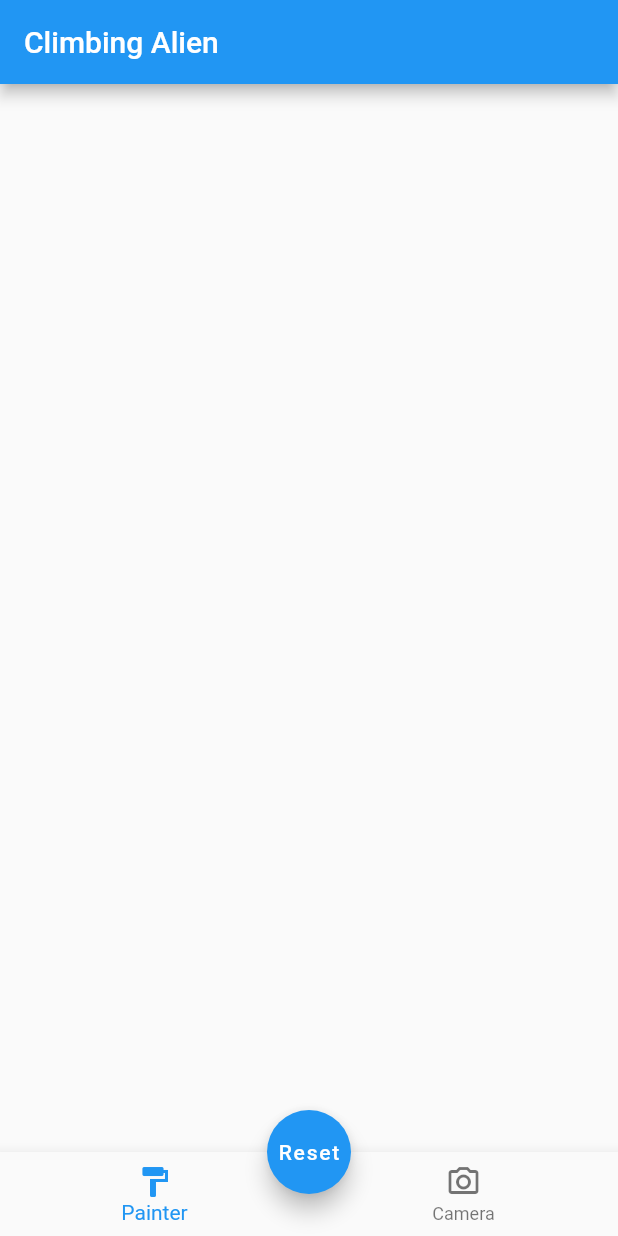
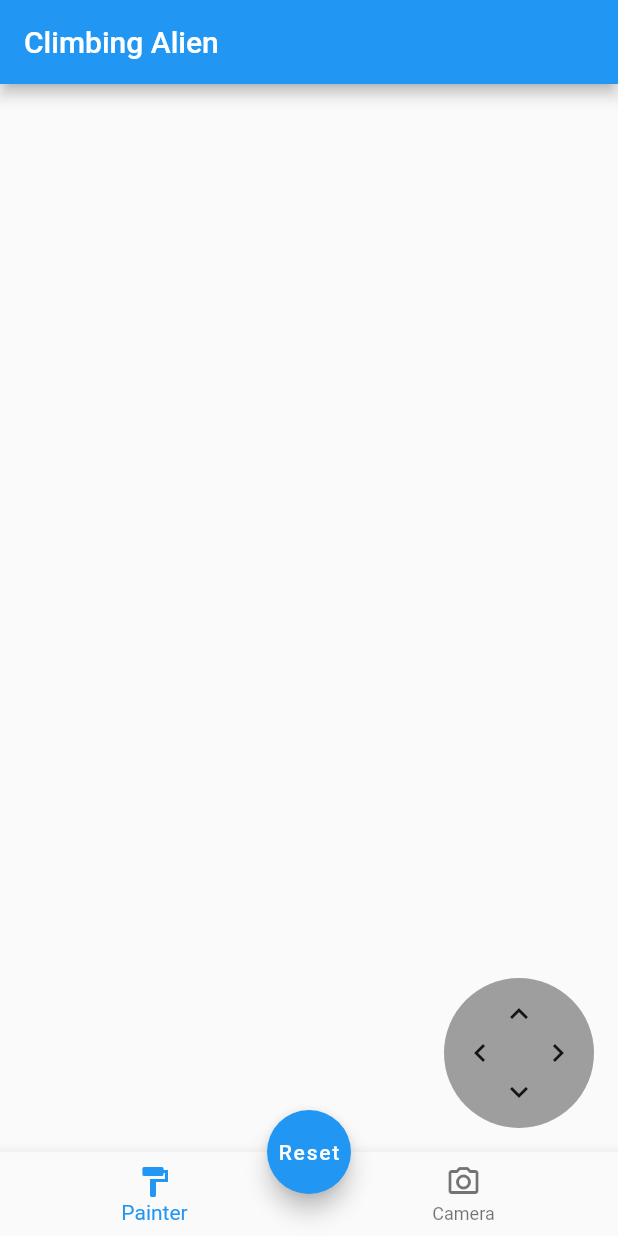
Before and after one commit to lectary/ClimbingAlien, a Flutter app: the screen it shows after launch, on a phone screen of 412 x 824 dp. Run offline on Flutter 3.47's test engine with Material 2 defaults, Android fonts, the phone set to English and light mode, and no system bars; our stand-ins replace camera.

Commit message:
Adding skeleton of a self implemented gamepad

```diff
--- a/lib/views/home_screen.dart
+++ b/lib/views/home_screen.dart
@@ -3,6 +3,7 @@ import 'dart:io';
 import 'package:climbing_alien/viewmodels/image_view_model.dart';
 import 'package:climbing_alien/views/climbing_alien_painter.dart';
 import 'package:climbing_alien/widgets/camera_widget.dart';
+import 'package:climbing_alien/widgets/control_button.dart';
 import 'package:flutter/cupertino.dart';
 import 'package:flutter/material.dart';
 import 'package:provider/provider.dart';
@@ -71,6 +72,18 @@ class _HomeScreenState extends State<HomeScreen> {
         children: [
           _buildBackgroundImage(),
           ...painters,
+          Positioned(
+            right: 0,
+            bottom: 0,
+            child: Padding(
+              padding: const EdgeInsets.all(16.0),
+              child: Container(
+                width: 100,
+                height: 100,
+                child: Material(borderRadius: BorderRadius.circular(50), color: Colors.grey, child: ControlButton()),
+              ),
+            ),
+          )
         ],
       ),
     );
--- /dev/null
+++ b/lib/widgets/control_button.dart
@@ -0,0 +1,34 @@
+import 'package:flutter/cupertino.dart';
+import 'package:flutter/material.dart';
+import 'package:flutter/rendering.dart';
+
+class ControlButton extends StatelessWidget {
+  @override
+  Widget build(BuildContext context) {
+    return Stack(
+      fit: StackFit.loose,
+      children: [
+        Align(
+            alignment: Alignment.topCenter,
+            child: IconButton(
+                splashRadius: 20,
+                icon: Icon(Icons.keyboard_arrow_up), onPressed: () {})),
+        Align(
+            alignment: Alignment.bottomCenter,
+            child: IconButton(
+                splashRadius: 20,
+                icon: Icon(Icons.keyboard_arrow_down), onPressed: () {})),
+        Align(
+            alignment: Alignment.centerLeft,
+            child: IconButton(
+                splashRadius: 20,
+                icon: Icon(Icons.keyboard_arrow_left), onPressed: () {})),
+        Align(
+            alignment: Alignment.centerRight,
+            child: IconButton(
+                splashRadius: 20,
+                icon: Icon(Icons.keyboard_arrow_right), onPressed: () {})),
+      ],
+    );
+  }
+}
```
